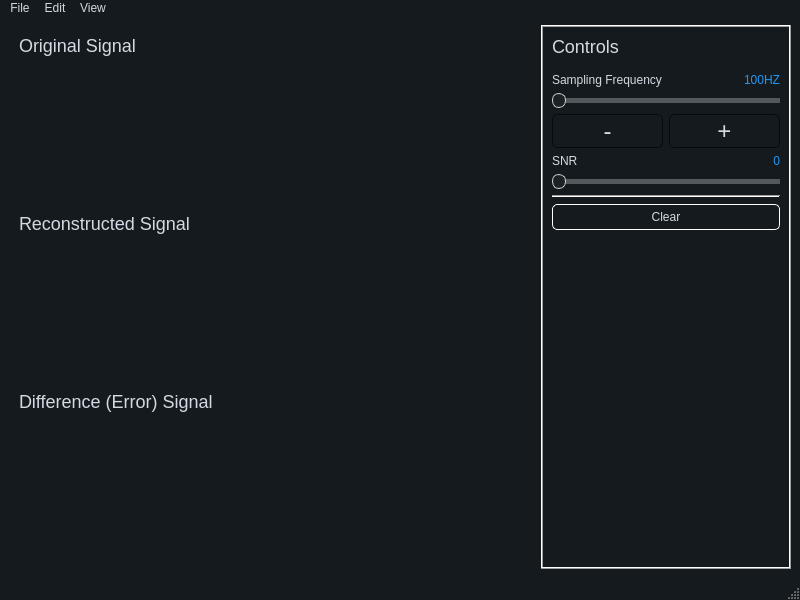
Old version of the form views/mainwindow.ui in the repository omarmohhameed29/sampling-theory-studio.
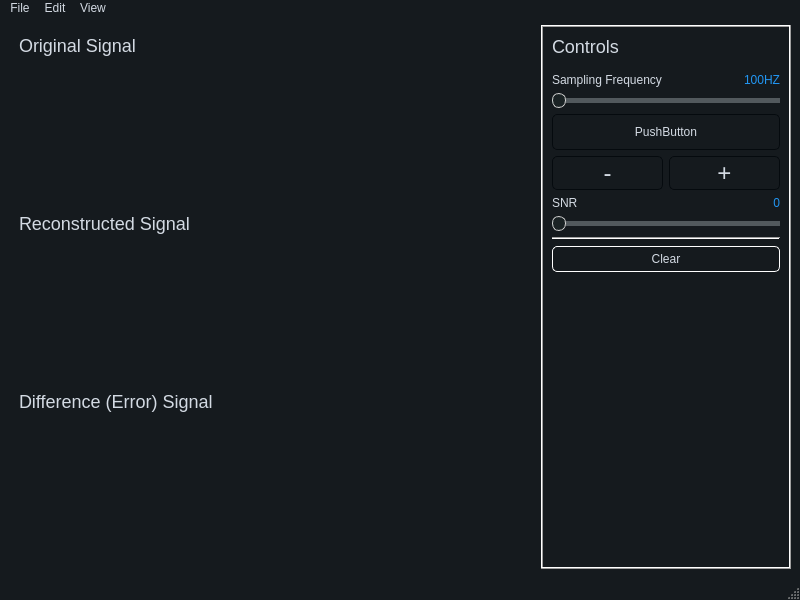
New version of the form. Custom widgets are drawn as their Qt base class.

Commit message: double fmax button

What changed in the file:
```diff
--- a/views/mainwindow.ui
+++ b/views/mainwindow.ui
@@ -633,6 +633,17 @@
          </property>
         </widget>
        </item>
+       <item>
+        <widget class="QPushButton" name="fmax_button">
+         <property name="styleSheet">
+          <string notr="true">padding: 10px
+</string>
+         </property>
+         <property name="text">
+          <string>PushButton</string>
+         </property>
+        </widget>
+       </item>
        <item>
         <layout class="QHBoxLayout" name="horizontalLayout_5">
          <item>
```
The commit also changes 1 other file.
